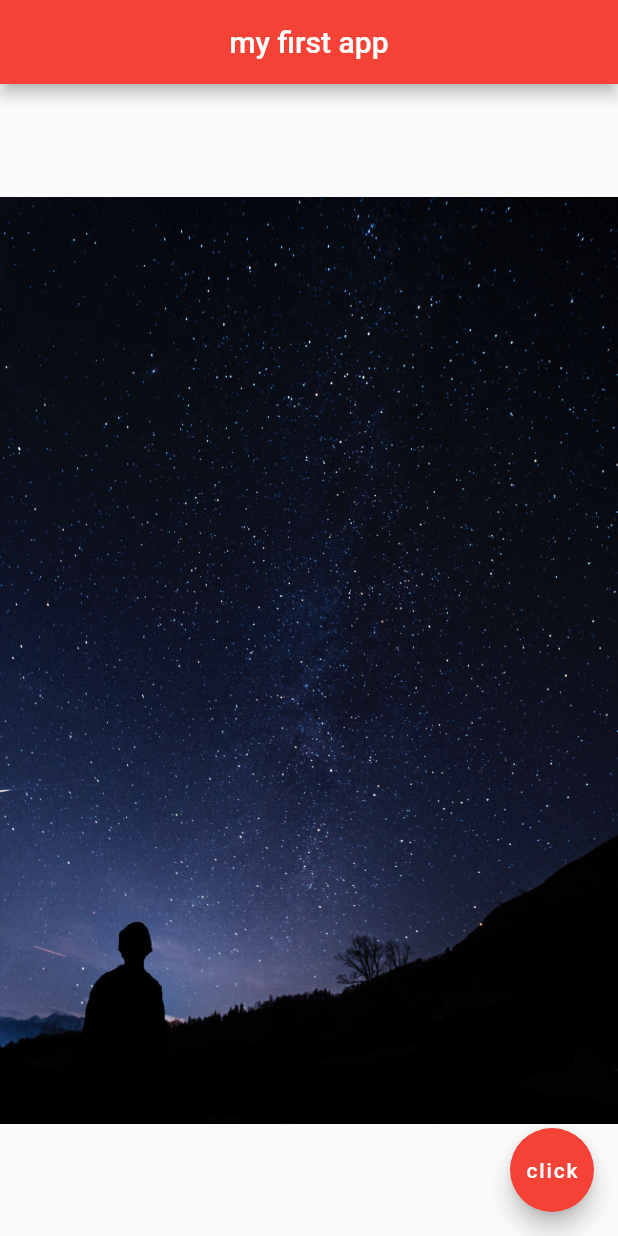
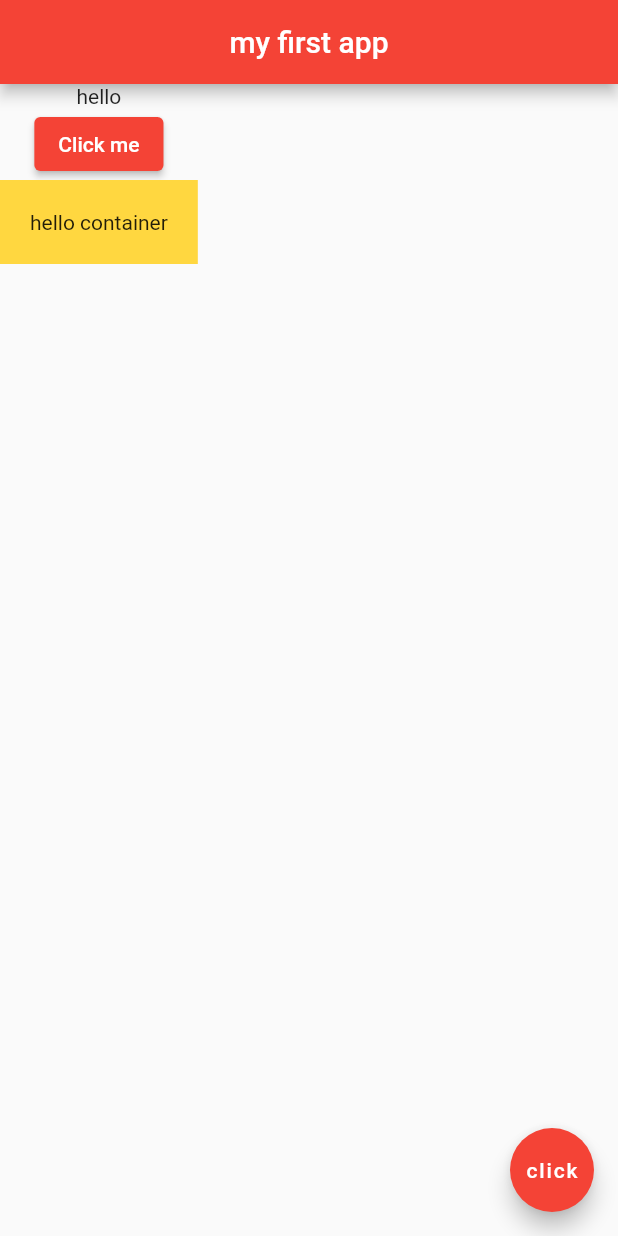
Before and after one commit to arshdeepdgreat/flutter_app, a Flutter app: the screen it shows after launch, on a phone screen of 412 x 824 dp. Run offline on Flutter 3.47's test engine with Material 2 defaults, Android fonts, the phone set to English and light mode, and no system bars.

Commit message:
Completed basics of flutter

```diff
--- a/lib/main.dart
+++ b/lib/main.dart
@@ -1,4 +1,5 @@
 import 'package:flutter/material.dart';
+import 'package:flutter/rendering.dart';
 
 void main() {
   runApp(MaterialApp(
@@ -14,8 +15,22 @@ class Home extends StatelessWidget {
         centerTitle: true,
         backgroundColor: Colors.red,
       ),
-      body: Center(
-        child: Image.asset('imgs/space-3.jpg'),
+      body: Column(
+        children: <Widget>[
+          Text("hello"),
+          ElevatedButton(
+              onPressed: (){},
+              style: ElevatedButton.styleFrom(
+                primary: Colors.red,
+              ),
+              child: Text("Click me"),
+          ),
+          Container(
+            color: Colors.amberAccent,
+            padding: EdgeInsets.all(20.0),
+            child: Text("hello container"),
+          )
+        ],
       ),
       floatingActionButton: FloatingActionButton(
         onPressed: null,
```
